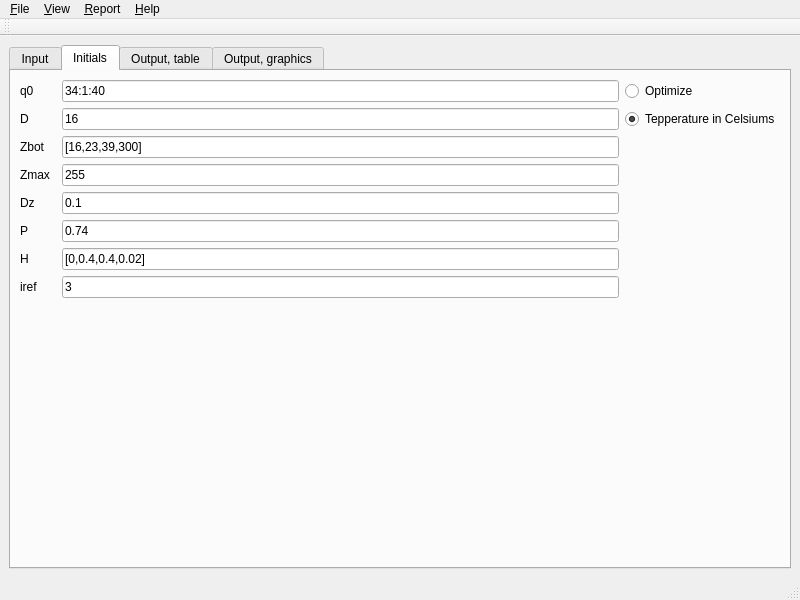
eugeneai/geotherm, file geothermmainwindow.ui: the form before one commit.
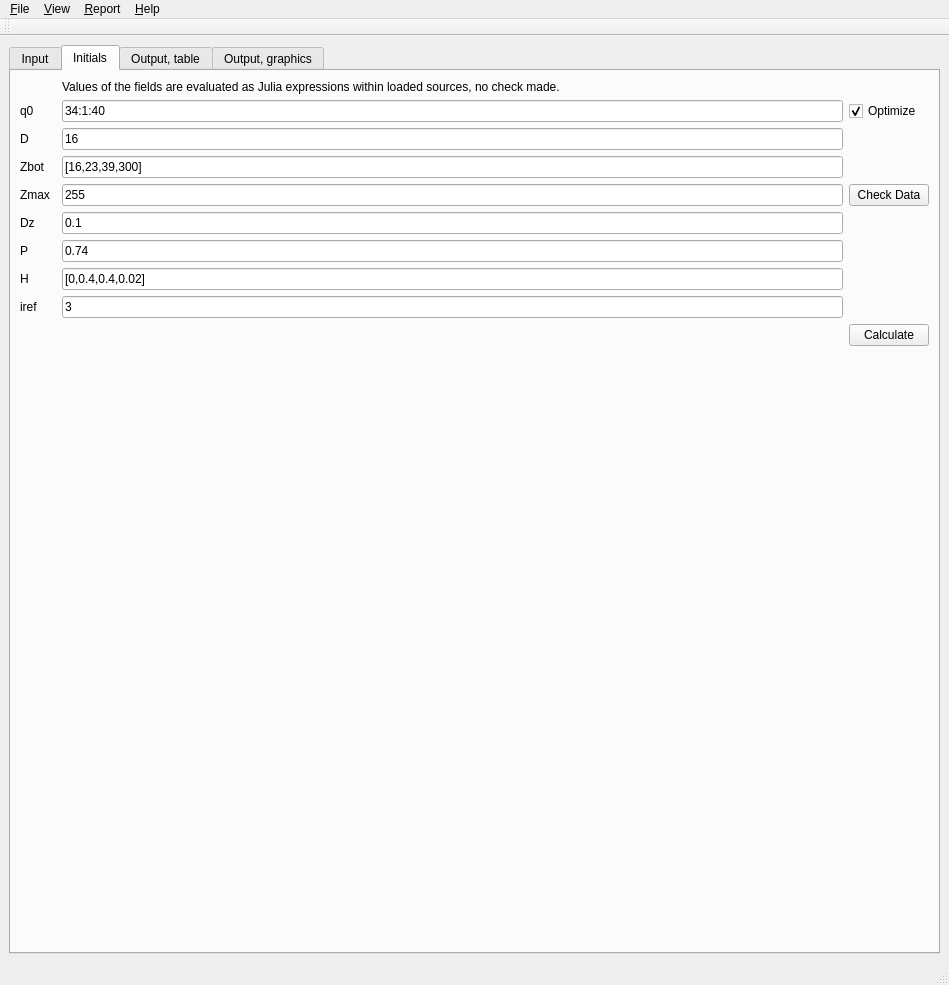
The form after the commit. The open tabs and pages were chosen to show the change. Icons and pictures are not drawn.

Commit message: Implemented widgets, interpreting ....

What changed in the file:
```diff
--- a/geothermmainwindow.ui
+++ b/geothermmainwindow.ui
@@ -6,8 +6,8 @@
    <rect>
     <x>0</x>
     <y>0</y>
-    <width>800</width>
-    <height>600</height>
+    <width>949</width>
+    <height>985</height>
    </rect>
   </property>
   <property name="windowTitle">
@@ -32,7 +32,28 @@
           <string>Initials</string>
          </attribute>
          <layout class="QGridLayout" name="gridLayout">
-          <item row="0" column="0" colspan="2">
+          <item row="7" column="3">
+           <widget class="QLineEdit" name="H">
+            <property name="text">
+             <string>[0,0.4,0.4,0.02]</string>
+            </property>
+           </widget>
+          </item>
+          <item row="6" column="3">
+           <widget class="QLineEdit" name="P">
+            <property name="text">
+             <string>0.74</string>
+            </property>
+           </widget>
+          </item>
+          <item row="1" column="3">
+           <widget class="QLineEdit" name="q0">
+            <property name="text">
+             <string>34:1:40</string>
+            </property>
+           </widget>
+          </item>
+          <item row="1" column="0" colspan="2">
            <widget class="QLabel" name="label">
             <property name="text">
              <string>q0</string>
@@ -42,31 +63,31 @@
             </property>
            </widget>
           </item>
-          <item row="0" column="3">
-           <widget class="QLineEdit" name="lineEdit">
+          <item row="7" column="0">
+           <widget class="QLabel" name="label_7">
             <property name="text">
-             <string>34:1:40</string>
-            </property>
-           </widget>
-          </item>
-          <item row="1" column="0">
-           <widget class="QLabel" name="label_2">
-            <property name="text">
-             <string>D</string>
+             <string>H</string>
             </property>
             <property name="buddy">
              <cstring>lineEdit_2</cstring>
             </property>
            </widget>
           </item>
-          <item row="1" column="3">
-           <widget class="QLineEdit" name="lineEdit_2">
+          <item row="4" column="3">
+           <widget class="QLineEdit" name="Zmax">
             <property name="text">
-             <string>16</string>
+             <string>255</string>
             </property>
            </widget>
           </item>
-          <item row="2" column="0">
+          <item row="5" column="3">
+           <widget class="QLineEdit" name="Dz">
+            <property name="text">
+             <string>0.1</string>
+            </property>
+           </widget>
+          </item>
+          <item row="3" column="0">
            <widget class="QLabel" name="label_3">
             <property name="text">
              <string>Zbot</string>
@@ -76,31 +97,7 @@
             </property>
            </widget>
           </item>
-          <item row="2" column="3">
-           <widget class="QLineEdit" name="lineEdit_3">
-            <property name="text">
-             <string>[16,23,39,300]</string>
-            </property>
-           </widget>
-          </item>
-          <item row="3" column="0">
-           <widget class="QLabel" name="label_4">
-            <property name="text">
-             <string>Zmax</string>
-            </property>
-            <property name="buddy">
-             <cstring>lineEdit_4</cstring>
-            </property>
-           </widget>
-          </item>
-          <item row="3" column="3">
-           <widget class="QLineEdit" name="lineEdit_4">
-            <property name="text">
-             <string>255</string>
-            </property>
-           </widget>
-          </item>
-          <item row="4" column="0">
+          <item row="5" column="0">
            <widget class="QLabel" name="label_5">
             <property name="text">
              <string>Dz</string>
@@ -110,21 +107,38 @@
             </property>
            </widget>
           </item>
-          <item row="4" column="3">
-           <widget class="QLineEdit" name="lineEdit_5">
+          <item row="8" column="3">
+           <widget class="QLineEdit" name="iref">
             <property name="text">
-             <string>0.1</string>
+             <string>3</string>
             </property>
            </widget>
           </item>
-          <item row="5" column="3">
-           <widget class="QLineEdit" name="lineEdit_6">
+          <item row="8" column="0">
+           <widget class="QLabel" name="label_15">
             <property name="text">
-             <string>0.74</string>
+             <string>iref</string>
             </property>
            </widget>
           </item>
-          <item row="5" column="0">
+          <item row="2" column="3">
+           <widget class="QLineEdit" name="D">
+            <property name="text">
+             <string>16</string>
+            </property>
+           </widget>
+          </item>
+          <item row="2" column="0">
+           <widget class="QLabel" name="label_2">
+            <property name="text">
+             <string>D</string>
+            </property>
+            <property name="buddy">
+             <cstring>D</cstring>
+            </property>
+           </widget>
+          </item>
+          <item row="6" column="0">
            <widget class="QLabel" name="label_6">
             <property name="text">
              <string>P</string>
@@ -134,24 +148,14 @@
             </property>
            </widget>
           </item>
-          <item row="6" column="3">
-           <widget class="QLineEdit" name="lineEdit_7">
+          <item row="3" column="3">
+           <widget class="QLineEdit" name="Zbot">
             <property name="text">
-             <string>[0,0.4,0.4,0.02]</string>
+             <string>[16,23,39,300]</string>
             </property>
            </widget>
           </item>
-          <item row="6" column="0">
-           <widget class="QLabel" name="label_7">
-            <property name="text">
-             <string>H</string>
-            </property>
-            <property name="buddy">
-             <cstring>lineEdit_7</cstring>
-            </property>
-           </widget>
-          </item>
-          <item row="10" column="3">
+          <item row="11" column="3">
            <spacer name="verticalSpacer">
             <property name="orientation">
              <enum>Qt::Vertical</enum>
@@ -164,37 +168,41 @@
             </property>
            </spacer>
           </item>
-          <item row="7" column="3">
-           <widget class="QLineEdit" name="lineEdit_15">
+          <item row="4" column="0">
+           <widget class="QLabel" name="label_4">
             <property name="text">
-             <string>3</string>
-            </property>
-           </widget>
-          </item>
-          <item row="7" column="0">
-           <widget class="QLabel" name="label_15">
-            <property name="text">
-             <string>iref</string>
+             <string>Zmax</string>
             </property>
             <property name="buddy">
              <cstring>lineEdit_15</cstring>
             </property>
            </widget>
           </item>
-          <item row="0" column="6">
-           <widget class="QRadioButton" name="radioButton">
+          <item row="0" column="3">
+           <widget class="QLabel" name="label_9">
             <property name="text">
-             <string>Optimize</string>
+             <string>Values of the fields are evaluated as Julia expressions within loaded sources, no check made.</string>
             </property>
-            <property name="checked">
-             <bool>false</bool>
+           </widget>
+          </item>
+          <item row="9" column="6">
+           <widget class="QPushButton" name="calcPushButton">
+            <property name="text">
+             <string>Calculate</string>
+            </property>
+           </widget>
+          </item>
+          <item row="4" column="6">
+           <widget class="QPushButton" name="pushButton_3">
+            <property name="text">
+             <string>Check Data</string>
             </property>
            </widget>
           </item>
           <item row="1" column="6">
-           <widget class="QRadioButton" name="radioButton_2">
+           <widget class="QCheckBox" name="opt">
             <property name="text">
-             <string>Tepperature in Celsiums</string>
+             <string>Optimize</string>
             </property>
             <property name="checked">
              <bool>true</bool>
@@ -224,7 +232,7 @@
     <rect>
      <x>0</x>
      <y>0</y>
-     <width>800</width>
+     <width>949</width>
      <height>21</height>
     </rect>
    </property>
```
Left out of the diff: 124 changed lines with no effect on the pictures. The commit also changes 6 other files.
